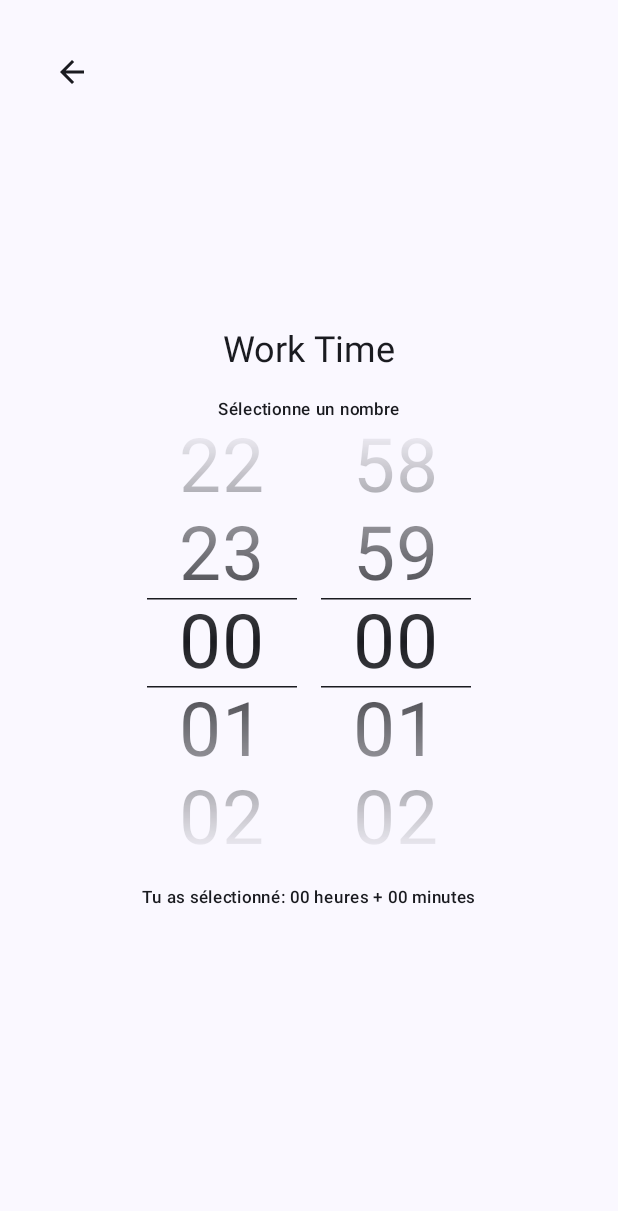
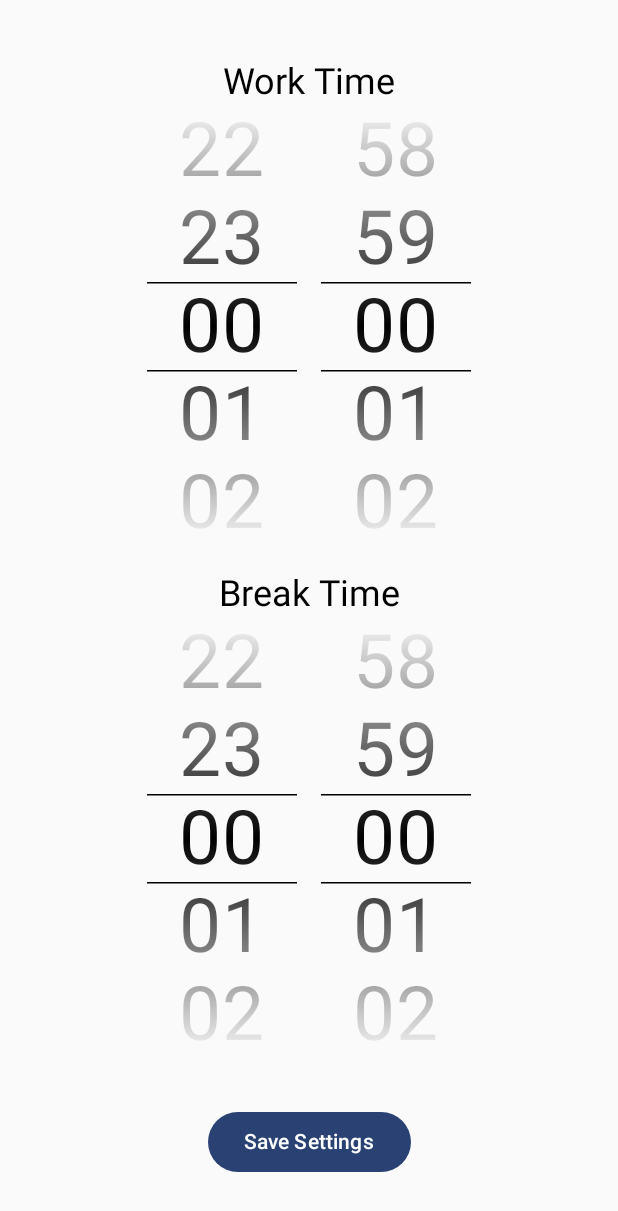
Before and after one commit to LaurentVrevin/Pomodoro, an Android app built with Jetpack Compose: the SettingsScreen screen opened through its navigation route, on a phone screen of 412 x 824 dp. Shown: the top 1211 px of the screen. Run offline under Robolectric (Android 15) with nearby library versions, the light colour scheme and no system bars.

Commit message:
add animation from figma test

```diff
--- a/app/build.gradle.kts
+++ b/app/build.gradle.kts
@@ -62,6 +62,7 @@ dependencies {
     implementation(libs.androidx.material3)
     implementation(libs.androidx.navigation.compose)
     implementation(libs.androidx.media3.common)
+    implementation (libs.android.lottie.compose)
 
     testImplementation(libs.junit)
     androidTestImplementation(libs.androidx.junit)
--- a/app/src/main/java/com/laurentvrevin/pomodoro/MainActivity.kt
+++ b/app/src/main/java/com/laurentvrevin/pomodoro/MainActivity.kt
@@ -8,6 +8,7 @@ import androidx.activity.viewModels
 import androidx.compose.runtime.Composable
 import androidx.navigation.NavHostController
 import androidx.navigation.compose.rememberNavController
+import com.laurentvrevin.pomodoro.data.preferences.PreferencesManager
 import com.laurentvrevin.pomodoro.data.repository.TimerRepositoryImpl
 import com.laurentvrevin.pomodoro.navigation.NavGraph
 import com.laurentvrevin.pomodoro.presentation.screens.PomodoroScreen
@@ -19,9 +20,10 @@ class MainActivity : ComponentActivity() {
     override fun onCreate(savedInstanceState: Bundle?) {
         super.onCreate(savedInstanceState)
         enableEdgeToEdge()
+        val preferencesManager = PreferencesManager(applicationContext)
 
         // Instance le repository qu'on passe à la Factory
-        val repository by lazy { TimerRepositoryImpl() }
+        val repository by lazy { TimerRepositoryImpl(preferencesManager = preferencesManager) }
 
         // Instance le ViewModel en utilisant la Factory
         val pomodoroViewModel: PomodoroViewModel by viewModels {
--- a/app/src/main/java/com/laurentvrevin/pomodoro/domain/repository/TimerRepository.kt
+++ b/app/src/main/java/com/laurentvrevin/pomodoro/domain/repository/TimerRepository.kt
@@ -5,4 +5,8 @@ interface TimerRepository {
     suspend fun stopTimer()
     suspend fun resetTimer()
 
+    fun loadWorkTime(): Long
+    fun loadBreakTime(): Long
+    fun saveWorkTime(workTime: Long)
+    fun saveBreakTime(breakTime: Long)
 }
--- a/app/src/main/java/com/laurentvrevin/pomodoro/navigation/NavGraph.kt
+++ b/app/src/main/java/com/laurentvrevin/pomodoro/navigation/NavGraph.kt
@@ -9,36 +9,38 @@ import androidx.compose.runtime.Composable
 import androidx.navigation.NavHostController
 import androidx.navigation.compose.NavHost
 import androidx.navigation.compose.composable
+import com.laurentvrevin.pomodoro.presentation.screens.BreakTimeScreen
 import com.laurentvrevin.pomodoro.presentation.screens.PomodoroScreen
 import com.laurentvrevin.pomodoro.presentation.screens.SettingsScreen
+import com.laurentvrevin.pomodoro.presentation.screens.TestScreen
+import com.laurentvrevin.pomodoro.presentation.screens.WorkTimeScreen
 import com.laurentvrevin.pomodoro.presentation.viewmodel.PomodoroViewModel
 
 
 @Composable
-fun NavGraph(navController: NavHostController, pomodoroViewModel: PomodoroViewModel){
+fun NavGraph(navController: NavHostController, pomodoroViewModel: PomodoroViewModel) {
     NavHost(
         navController = navController,
-        startDestination = "Main"
+        startDestination = "TestScreen"
     ) {
-        composable("Main") {
-            PomodoroScreen(
-                navController = navController,
-                pomodoroViewModel = pomodoroViewModel)
+        composable("TestScreen") {
+            TestScreen()
+        }
+
+        composable("WorkTimeScreen") {
+            WorkTimeScreen(navController = navController, pomodoroViewModel = pomodoroViewModel)
+        }
+
+        composable("BreakTimeScreen") {
+            BreakTimeScreen(navController = navController, pomodoroViewModel = pomodoroViewModel)
+        }
+
+        composable("PomodoroScreen") {
+            PomodoroScreen(navController = navController, pomodoroViewModel = pomodoroViewModel)
         }
 
         composable("Settings") {
-            AnimatedVisibility(
-                visible = true,
-                enter = slideInVertically(initialOffsetY = { -1000 }) + fadeIn(),
-                exit = slideOutVertically(targetOffsetY = { 1000 }) + fadeOut()
-                ) {
-
-                SettingsScreen(
-                    navController = navController,
-                    pomodoroViewModel = pomodoroViewModel)
-            }
-
+            SettingsScreen(navController = navController, pomodoroViewModel = pomodoroViewModel)
         }
     }
-
 }
--- a/app/src/main/java/com/laurentvrevin/pomodoro/presentation/screens/PomodoroScreen.kt
+++ b/app/src/main/java/com/laurentvrevin/pomodoro/presentation/screens/PomodoroScreen.kt
@@ -38,7 +38,7 @@ import androidx.compose.ui.unit.dp
 import androidx.navigation.NavController
 import com.laurentvrevin.pomodoro.R
 import com.laurentvrevin.pomodoro.presentation.viewmodel.PomodoroViewModel
-import com.laurentvrevin.pomodoro.utils.PreviewPomodoroViewModel
+//import com.laurentvrevin.pomodoro.utils.PreviewPomodoroViewModel
 import com.laurentvrevin.pomodoro.utils.formatTime
 
 @Composable
@@ -57,14 +57,14 @@ fun PomodoroScreen(navController: NavController, pomodoroViewModel: PomodoroView
             .padding(8.dp)
     ) {
         IconButton(
-            onClick = { navController.navigate("Settings") },
+            onClick = { navController.navigate("WorkTimeScreen") },
             modifier = Modifier
                 .align(Alignment.TopEnd)
                 .padding(16.dp)
         ) {
             Icon(
                 Icons.Default.Settings,
-                contentDescription = "Settings",
+                contentDescription = "WorkTimeScreen",
                 tint = MaterialTheme.colorScheme.primary
             )
         }
@@ -89,7 +89,6 @@ fun PomodoroScreen(navController: NavController, pomodoroViewModel: PomodoroView
 
 
                 Button(
-
                     onClick = {
                         pomodoroViewModel.toggleTimer(worktime)
                     },
@@ -156,5 +155,5 @@ fun PomodoroScreen(navController: NavController, pomodoroViewModel: PomodoroView
 @Preview
 @Composable
 fun PomodoroScreenPreview() {
-    PomodoroScreen(navController = NavController(LocalContext.current), pomodoroViewModel = PreviewPomodoroViewModel())
+    //PomodoroScreen(navController = NavController(LocalContext.current), pomodoroViewModel = PreviewPomodoroViewModel())
 }
--- a/app/src/main/java/com/laurentvrevin/pomodoro/presentation/screens/SettingsScreen.kt
+++ b/app/src/main/java/com/laurentvrevin/pomodoro/presentation/screens/SettingsScreen.kt
@@ -15,86 +15,76 @@ import androidx.navigation.NavController
 import com.laurentvrevin.pomodoro.presentation.components.Picker
 import com.laurentvrevin.pomodoro.presentation.components.rememberPickerState
 import com.laurentvrevin.pomodoro.presentation.viewmodel.PomodoroViewModel
-import com.laurentvrevin.pomodoro.utils.PreviewPomodoroViewModel
+
 
 @SuppressLint("UnusedMaterial3ScaffoldPaddingParameter")
 @Composable
-fun SettingsScreen(navController: NavController, pomodoroViewModel: PomodoroViewModel){
+fun SettingsScreen(navController: NavController, pomodoroViewModel: PomodoroViewModel) {
 
     val worktime by pomodoroViewModel.worktime.collectAsState()
+    val breaktime by pomodoroViewModel.breaktime.collectAsState()
 
-    // Affichage de la page des paramètres
-    Scaffold(
-        modifier = Modifier.fillMaxSize()
-    ) { innerPadding ->
+    val hoursItem = (0..23).map { it.toString().padStart(2, '0') }
+    val minutesItem = (0..59).map { it.toString().padStart(2, '0') }
 
-        IconButton(
-            modifier = Modifier.padding(24.dp),
-            onClick = { navController.navigateUp() }
-        ) {
-            Icon(Icons.AutoMirrored.Filled.ArrowBack, contentDescription = "Back")
+    // Initialisation avec des valeurs par défaut (par exemple, 0 heures et 0 minutes)
+    val selectedWorkHours = rememberPickerState().apply { selectedItem = "00" }
+    val selectedWorkMinutes = rememberPickerState().apply { selectedItem = "00" }
+    val selectedBreakHours = rememberPickerState().apply { selectedItem = "00" }
+    val selectedBreakMinutes = rememberPickerState().apply { selectedItem = "00" }
+
+    Column(
+        modifier = Modifier
+            .fillMaxSize()
+            .padding(12.dp),
+        verticalArrangement = Arrangement.Center,
+        horizontalAlignment = Alignment.CenterHorizontally
+    ) {
+        Text("Work Time", style = MaterialTheme.typography.headlineSmall)
+        Row(horizontalArrangement = Arrangement.Center) {
+            Picker(items = hoursItem, state = selectedWorkHours, visibleItemsCount = 5)
+            Spacer(modifier = Modifier.width(16.dp))
+            Picker(items = minutesItem, state = selectedWorkMinutes, visibleItemsCount = 5)
         }
 
-        Column(
-            modifier = Modifier
-                .fillMaxSize()
-                .padding(innerPadding)
-                .padding(12.dp),
-            verticalArrangement = Arrangement.Center,
-            horizontalAlignment = Alignment.CenterHorizontally
-        ) {
-            // Section pour le temps de travail
-            Text(
-                text = "Work Time",
-                style = MaterialTheme.typography.headlineSmall,
-                modifier = Modifier.align(Alignment.CenterHorizontally)
-            )
+        Spacer(modifier = Modifier.height(16.dp))
 
-            Spacer(modifier = Modifier.height(16.dp))
+        Text("Break Time", style = MaterialTheme.typography.headlineSmall)
+        Row(horizontalArrangement = Arrangement.Center) {
+            Picker(items = hoursItem, state = selectedBreakHours, visibleItemsCount = 5)
+            Spacer(modifier = Modifier.width(16.dp))
+            Picker(items = minutesItem, state = selectedBreakMinutes, visibleItemsCount = 5)
+        }
 
+        Spacer(modifier = Modifier.height(32.dp))
 
-            val hoursItem = (0..23).map { it.toString().padStart(2, '0') }
-            val minutesItem = (0..59).map { it.toString().padStart(2, '0') }
+        Button(onClick = {
+            // Ajout de validation avant de convertir en Long
+            val workHours = selectedWorkHours.selectedItem.takeIf { it.isNotEmpty() }?.toLong() ?: 0L
+            val workMinutes = selectedWorkMinutes.selectedItem.takeIf { it.isNotEmpty() }?.toLong() ?: 0L
+            val breakHours = selectedBreakHours.selectedItem.takeIf { it.isNotEmpty() }?.toLong() ?: 0L
+            val breakMinutes = selectedBreakMinutes.selectedItem.takeIf { it.isNotEmpty() }?.toLong() ?: 0L
 
-            // État pour l'élément sélectionné
-            val selectedHours = rememberPickerState()
-            val selectedMinutes = rememberPickerState()
+            val workTimeInSeconds = workHours * 3600 + workMinutes * 60
+            val breakTimeInSeconds = breakHours * 3600 + breakMinutes * 60
 
-            // Interface utilisateur principale
-            Column(horizontalAlignment = Alignment.CenterHorizontally) {
-                Text(text = "Sélectionne un nombre", style = MaterialTheme.typography.labelSmall)
+            // Met à jour les durées dans le ViewModel
+            pomodoroViewModel.updateWorkTime(workTimeInSeconds)
+            pomodoroViewModel.updateBreakTime(breakTimeInSeconds)
 
-                Row(horizontalArrangement = Arrangement.Center) {
-                    // Utilisation du Picker pour les heures
-                    Picker(
-                        items = hoursItem,
-                        state = selectedHours, // Utilisation de l'état
-                        visibleItemsCount = 5, // Nombre impair pour centrer
-                        textStyle = MaterialTheme.typography.bodyLarge
-                    )
+            // Arrête le timer si en cours d'exécution
+            if (pomodoroViewModel.isRunning.value) {
+                pomodoroViewModel.resetTimer()  // On arrête et réinitialise le timer
+            }
 
-                    Spacer(modifier = Modifier.width(16.dp))
-
-                    // Utilisation du Picker pour les minutes
-                    Picker(
-                        items = minutesItem,
-                        state = selectedMinutes, // Utilisation de l'état
-                        visibleItemsCount = 5, // Nombre impair pour centrer
-                        textStyle = MaterialTheme.typography.bodyLarge
-                    )
-                }
-
-                Spacer(modifier = Modifier.height(16.dp))
-
-                // Afficher l'élément sélectionné
-                Text(
-                    text = "Tu as sélectionné: ${selectedHours.selectedItem} heures + ${selectedMinutes.selectedItem} minutes",
-                    style = MaterialTheme.typography.labelSmall
-                )
-            }
+            // Navigue vers l'écran principal
+            navController.navigateUp()
+        }) {
+            Text("Save Settings")
         }
     }
 }
+
 
 @Preview(showBackground = true)
 @Composable
@@ -102,5 +92,5 @@ fun SettingsScreenPreview() {
     val navController = NavController(LocalContext.current)
 
     // Affichage de l'écran des paramètres dans la preview
-    SettingsScreen(navController = navController, pomodoroViewModel = PreviewPomodoroViewModel())
+    //SettingsScreen(navController = navController, pomodoroViewModel = PreviewPomodoroViewModel())
 }
--- /dev/null
+++ b/app/src/main/java/com/laurentvrevin/pomodoro/presentation/screens/TestScreen.kt
@@ -0,0 +1,41 @@
+package com.laurentvrevin.pomodoro.presentation.screens
+
+import androidx.compose.foundation.background
+import androidx.compose.foundation.layout.Box
+import androidx.compose.foundation.layout.fillMaxSize
+import androidx.compose.runtime.Composable
+import androidx.compose.runtime.getValue
+import androidx.compose.ui.Alignment
+import androidx.compose.ui.Modifier
+import androidx.compose.ui.graphics.Color
+import com.airbnb.lottie.compose.LottieAnimation
+import com.airbnb.lottie.compose.LottieCompositionSpec
+import com.airbnb.lottie.compose.LottieConstants
+import com.airbnb.lottie.compose.animateLottieCompositionAsState
+import com.airbnb.lottie.compose.rememberLottieComposition
+import com.laurentvrevin.pomodoro.R
+
+
+@Composable
+fun TestScreen() {
+    // Charger la composition de l'animation
+    val composition by rememberLottieComposition(LottieCompositionSpec.RawRes(R.raw.flow))
+
+    // Gérer la progression de l'animation avec un état réactif
+    val progress by animateLottieCompositionAsState(
+        composition = composition,
+        iterations = LottieConstants.IterateForever // Répéter l'animation en boucle
+    )
+
+    // Afficher l'animation dans une Box avec taille maximale
+    Box(modifier = Modifier
+        .fillMaxSize()
+        .background(Color.Black),
+    ) {
+        LottieAnimation(
+            composition = composition,
+            progress = { progress }, // Passer la lambda avec la progression
+            modifier = Modifier.fillMaxSize()
+        )
+    }
+}
--- a/app/src/main/java/com/laurentvrevin/pomodoro/presentation/theme/Color.kt
+++ b/app/src/main/java/com/laurentvrevin/pomodoro/presentation/theme/Color.kt
@@ -5,6 +5,7 @@ import androidx.compose.ui.graphics.Color
 val Purple80 = Color(0xFFD0BCFF)
 val PurpleGrey80 = Color(0xFFCCC2DC)
 val Pink80 = Color(0xFFEFB8C8)
+val RedPomodoro = Color(0xFFDF3C2D)
 
 val Purple40 = Color(0xFF6650a4)
 val PurpleGrey40 = Color(0xFF625b71)
--- a/app/src/main/java/com/laurentvrevin/pomodoro/utils/PreviewPomodoroViewModel.kt
+++ b/app/src/main/java/com/laurentvrevin/pomodoro/utils/PreviewPomodoroViewModel.kt
@@ -13,6 +13,7 @@ import com.laurentvrevin.pomodoro.presentation.viewmodel.PomodoroViewModel
 //Créer une classe de prévisualisation de PomodoroViewModel qui étend PomodoroViewModel
 //Ca permet d'éviter de recoder à chaque fois les instances de classes pour les Preview de screens si j'en avais plusieurs
 
+/*
 class PreviewPomodoroViewModel : PomodoroViewModel(
     startTimerUseCase = StartTimerUseCase(TimerRepositoryImpl()),
     stopTimerUseCase = StopTimerUseCase(TimerRepositoryImpl()),
@@ -20,4 +21,4 @@ class PreviewPomodoroViewModel : PomodoroViewModel(
     calculateProgressUseCase = CalculateProgressUseCase(),
     playSoundUseCase = PlaySoundUseCase(MediaPlayer()), // MediaPlayer factice
     repository = TimerRepositoryImpl() // Repo factice
-)
+)*/
--- a/gradle/libs.versions.toml
+++ b/gradle/libs.versions.toml
@@ -8,11 +8,13 @@ espressoCore = "3.6.1"
 lifecycleRuntimeKtx = "2.8.4"
 activityCompose = "1.9.1"
 composeBom = "2024.04.01"
+lottieComposeVersion = "6.0.0"
 navigationCompose = "2.7.7"
 numberpickerVersion = "latestVersion"
 media3Common = "1.4.1"
 
 [libraries]
+android-lottie-compose = { module = "com.airbnb.android:lottie-compose", version.ref = "lottieComposeVersion" }
 androidx-core-ktx = { group = "androidx.core", name = "core-ktx", version.ref = "coreKtx" }
 compose-numberpicker = { module = "com.chargemap.compose:numberpicker", version.ref = "numberpickerVersion" }
 junit = { group = "junit", name = "junit", version.ref = "junit" }
```
Also changed, not shown: app/src/main/java/com/laurentvrevin/pomodoro/data/preferences/PreferencesManager.kt (added, +24 -0 lines), app/src/main/java/com/laurentvrevin/pomodoro/data/repository/TimerRepositoryImpl.kt (+17 -1 lines), app/src/main/java/com/laurentvrevin/pomodoro/presentation/screens/BreakTimeScreen.kt (added, +65 -0 lines), app/src/main/java/com/laurentvrevin/pomodoro/presentation/screens/WorkTimeScreen.kt (added, +66 -0 lines), app/src/main/java/com/laurentvrevin/pomodoro/presentation/viewmodel/PomodoroViewModel.kt (+25 -12 lines), app/src/main/res/raw/flow.json (added, +1 -0 lines).
